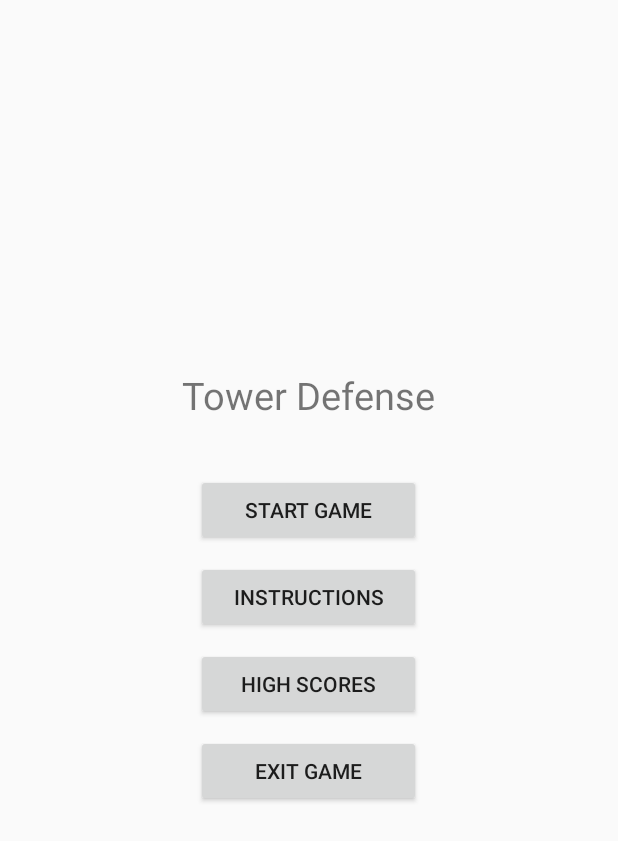
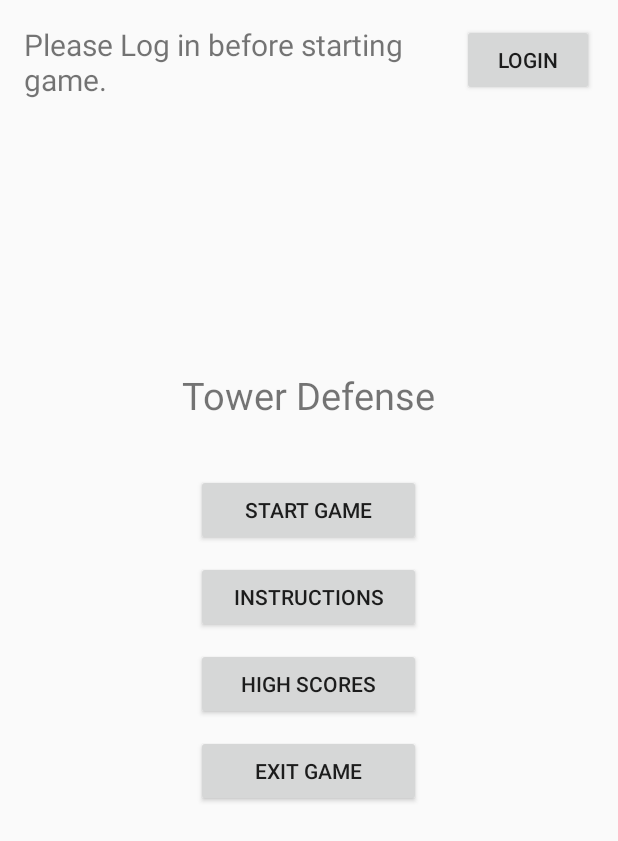
Before and after one commit to marrickchan/csci4100-finalproject, an Android app: the layout activity_main.xml on its own in the app's theme, with its tools: preview values and no code run, on a phone screen of 412 x 824 dp. Shown: the top 841 px of the screen. Run offline under Robolectric (Android 15) with nearby library versions, the phone set to English and light mode, and no system bars.

Commit message:
Added login functionality, writes to file, loads from file when game starts

```diff
--- a/app/src/main/AndroidManifest.xml
+++ b/app/src/main/AndroidManifest.xml
@@ -22,6 +22,7 @@
             android:label="@string/highscoreTitle"
             android:theme="@style/AppTheme" />
         <activity android:name=".World1Stage1" />
+        <activity android:name=".Login"></activity>
     </application>
 
 </manifest>
--- a/app/src/main/res/layout/activity_main.xml
+++ b/app/src/main/res/layout/activity_main.xml
@@ -9,6 +9,21 @@
     android:paddingTop="@dimen/activity_vertical_margin"
     tools:context="net.uoit.mcjb.csci4100_finalproject.MainActivity">
 
+    <TextView
+        android:text="@string/loggedOutStatus"
+        android:id="@+id/status_MainScreen"
+        android:layout_width="150dp"
+        android:layout_height="wrap_content"
+        android:layout_alignParentStart="true"
+        android:layout_toStartOf="@+id/logButton_MainScreen"
+        android:textSize="20sp"/>
+
+    <Button
+        android:text="@string/loginButton"
+        android:id="@+id/logButton_MainScreen"
+        android:layout_width="wrap_content"
+        android:layout_height="wrap_content"
+        android:layout_alignParentEnd="true" />
 
     <ImageView
         android:layout_width="120dp"
@@ -25,7 +40,7 @@
         android:layout_marginTop="40dp"
         android:id="@+id/gameTitle_MainScreen"
         android:text="@string/app_name"
-        android:textSize="25dp"/>
+        android:textSize="25sp"/>
 
     <Button
         android:layout_width="150dp"
--- a/app/src/main/res/values/strings.xml
+++ b/app/src/main/res/values/strings.xml
@@ -7,6 +7,9 @@
     <string name="instructionsButton">Instructions</string>
     <string name="highScoreButton">High Scores</string>
     <string name="exitButton">Exit Game</string>
+    <string name="loginButton">Login</string>
+    <string name="username">Username: </string>
+    <string name="loggedOutStatus">Please Log in before starting game.</string>
 
     <!-- Level select Screen -->
     <string name="w1s1">World 1 - Stage 1</string>
```
Also changed, not shown: app/src/main/java/net/uoit/mcjb/csci4100_finalproject/Login.java (added, +34 -0 lines), app/src/main/java/net/uoit/mcjb/csci4100_finalproject/MainActivity.java (+109 -9 lines), app/src/main/res/layout/activity_login.xml (added, +37 -0 lines).
